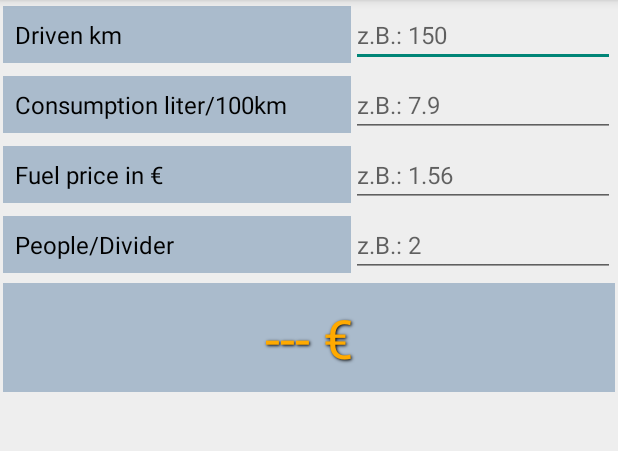
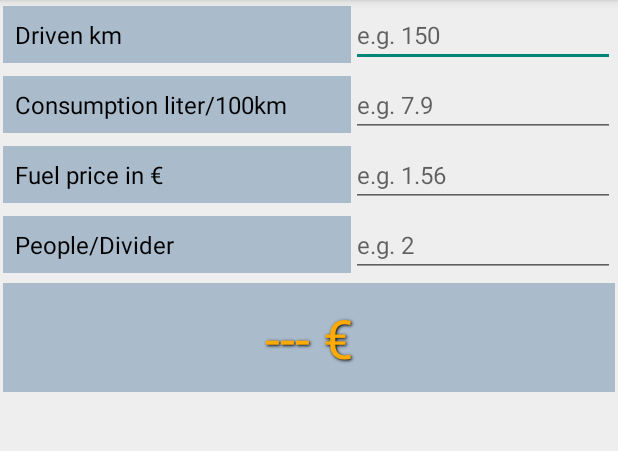
Before and after one commit to thunder146/TravelCostCalculator, an Android app: the screen it shows after launch (MainActivity), on a phone screen of 412 x 824 dp, the part 84-535 px from its top. Run offline under Robolectric (Android 15) with nearby library versions, the phone set to English and light mode, and no system bars.

Commit message:
change resources

```diff
--- a/app/src/main/res/layout/activity_main.xml
+++ b/app/src/main/res/layout/activity_main.xml
@@ -26,14 +26,16 @@
                 android:text="Driven km"
                 android:textColor="#000000"
                 android:textSize="16sp" />
-            <EditText android:id="@+id/EditTextDistance"
-                android:layout_weight="5"
+
+            <EditText
+                android:id="@+id/EditTextDistance"
                 android:layout_width="0dp"
                 android:layout_height="wrap_content"
+                android:layout_weight="5"
                 android:gravity="left"
+                android:hint="e.g. 150"
                 android:inputType="numberDecimal|numberSigned"
-                android:textSize="16sp"
-                android:hint="z.B.: 150" />
+                android:textSize="16sp" />
         </TableRow>
         <TableRow
             android:id="@+id/tableRowConsumption"
@@ -50,14 +52,16 @@
                 android:text="Consumption liter/100km"
                 android:textColor="#000000"
                 android:textSize="16sp" />
-            <EditText android:id="@+id/EditTextConsumption"
-                android:layout_weight="5"
+
+            <EditText
+                android:id="@+id/EditTextConsumption"
                 android:layout_width="0dp"
                 android:layout_height="wrap_content"
+                android:layout_weight="5"
                 android:gravity="left"
+                android:hint="e.g. 7.9"
                 android:inputType="numberDecimal|numberSigned"
-                android:textSize="16sp"
-                android:hint="z.B.: 7.9" />
+                android:textSize="16sp" />
         </TableRow>
         <TableRow
             android:id="@+id/tableRowPrice"
@@ -74,14 +78,16 @@
                 android:text="Fuel price in €"
                 android:textColor="#000000"
                 android:textSize="16sp" />
-            <EditText android:id="@+id/EditTextPrice"
-                android:layout_weight="5"
+
+            <EditText
+                android:id="@+id/EditTextPrice"
                 android:layout_width="0dp"
                 android:layout_height="wrap_content"
+                android:layout_weight="5"
                 android:gravity="left"
+                android:hint="e.g. 1.56"
                 android:inputType="numberDecimal|numberSigned"
-                android:textSize="16sp"
-                android:hint="z.B.: 1.56" />
+                android:textSize="16sp" />
         </TableRow>
         <TableRow
         android:id="@+id/tableRowPeople"
@@ -98,14 +104,16 @@
                 android:text="People/Divider"
                 android:textColor="#000000"
                 android:textSize="16sp" />
-        <EditText android:id="@+id/EditTextPeople"
-            android:layout_weight="5"
-            android:layout_width="0dp"
-            android:layout_height="wrap_content"
-            android:gravity="left"
-            android:inputType="number"
-            android:textSize="16sp"
-            android:hint="z.B.: 2" />
+
+            <EditText
+                android:id="@+id/EditTextPeople"
+                android:layout_width="0dp"
+                android:layout_height="wrap_content"
+                android:layout_weight="5"
+                android:gravity="left"
+                android:hint="e.g. 2"
+                android:inputType="number"
+                android:textSize="16sp" />
     </TableRow>
         <TableRow
             android:id="@+id/tableRowResult"
```
